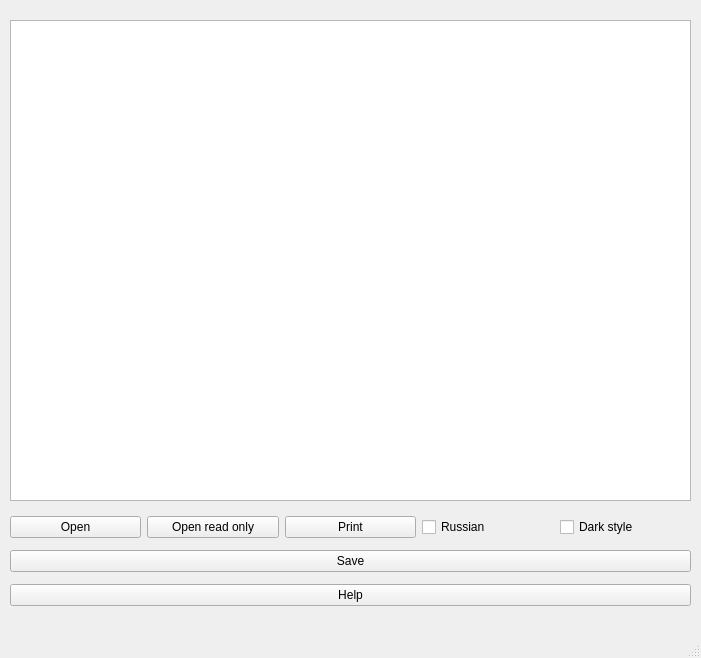
Above: Lesson3/Lesson3_1/mainwindow.ui from napolnyi/Lesson_Qt before the change. Below: the same form after it.
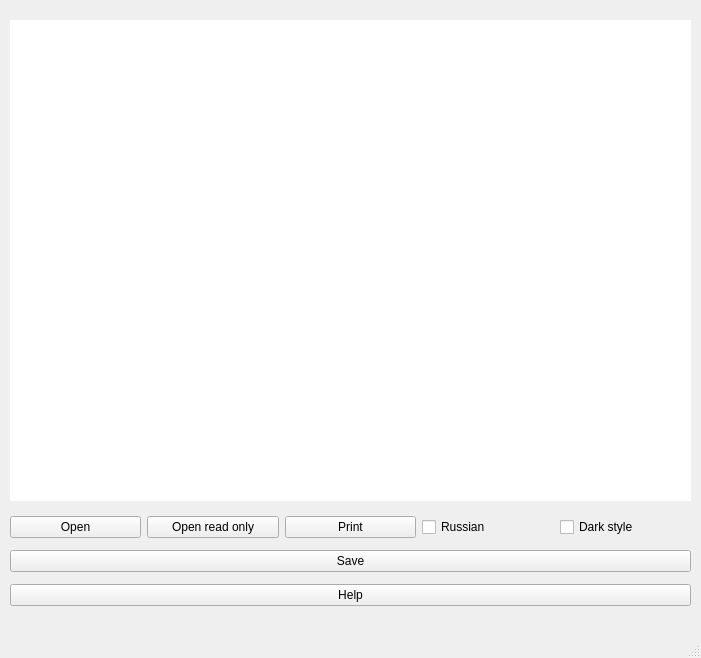
That is the form after the change.

Patch:
```diff
--- a/Lesson3/Lesson3_1/mainwindow.ui
+++ b/Lesson3/Lesson3_1/mainwindow.ui
@@ -32,12 +32,30 @@
       <height>481</height>
      </rect>
     </property>
+    <property name="contextMenuPolicy">
+     <enum>Qt::NoContextMenu</enum>
+    </property>
+    <property name="layoutDirection">
+     <enum>Qt::LeftToRight</enum>
+    </property>
     <property name="autoFillBackground">
      <bool>false</bool>
     </property>
     <property name="styleSheet">
      <string notr="true"/>
     </property>
+    <property name="frameShape">
+     <enum>QFrame::NoFrame</enum>
+    </property>
+    <property name="frameShadow">
+     <enum>QFrame::Raised</enum>
+    </property>
+    <property name="horizontalScrollBarPolicy">
+     <enum>Qt::ScrollBarAsNeeded</enum>
+    </property>
+    <property name="centerOnScroll">
+     <bool>false</bool>
+    </property>
    </widget>
    <widget class="QWidget" name="verticalLayoutWidget_2">
     <property name="geometry">
```
